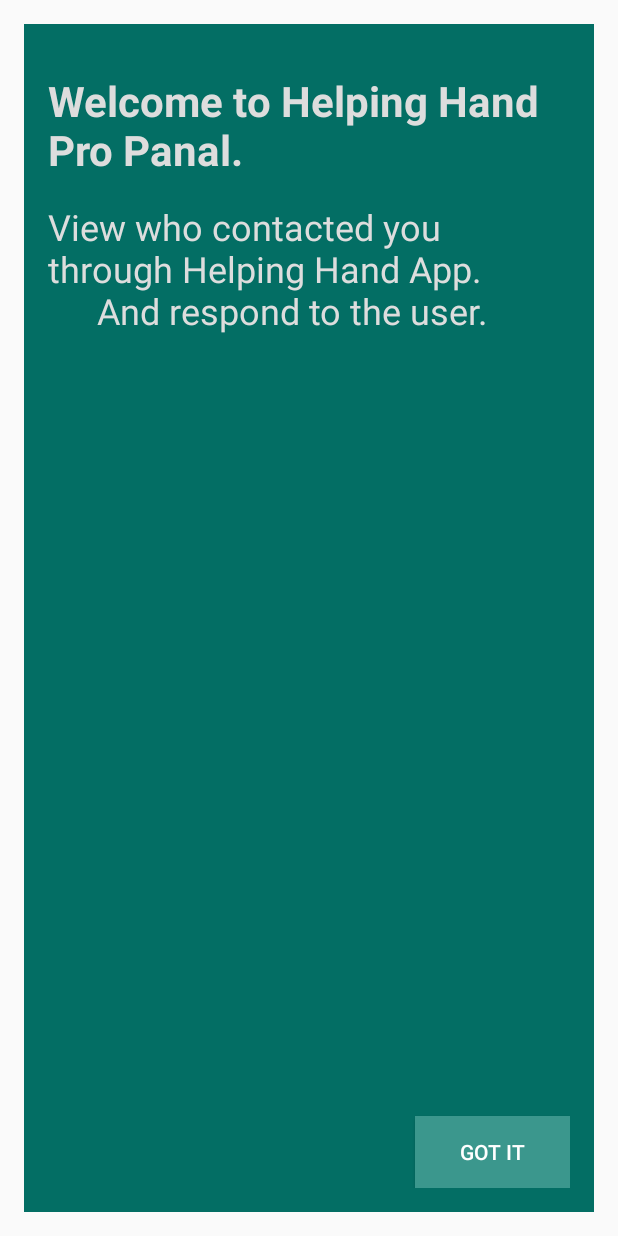
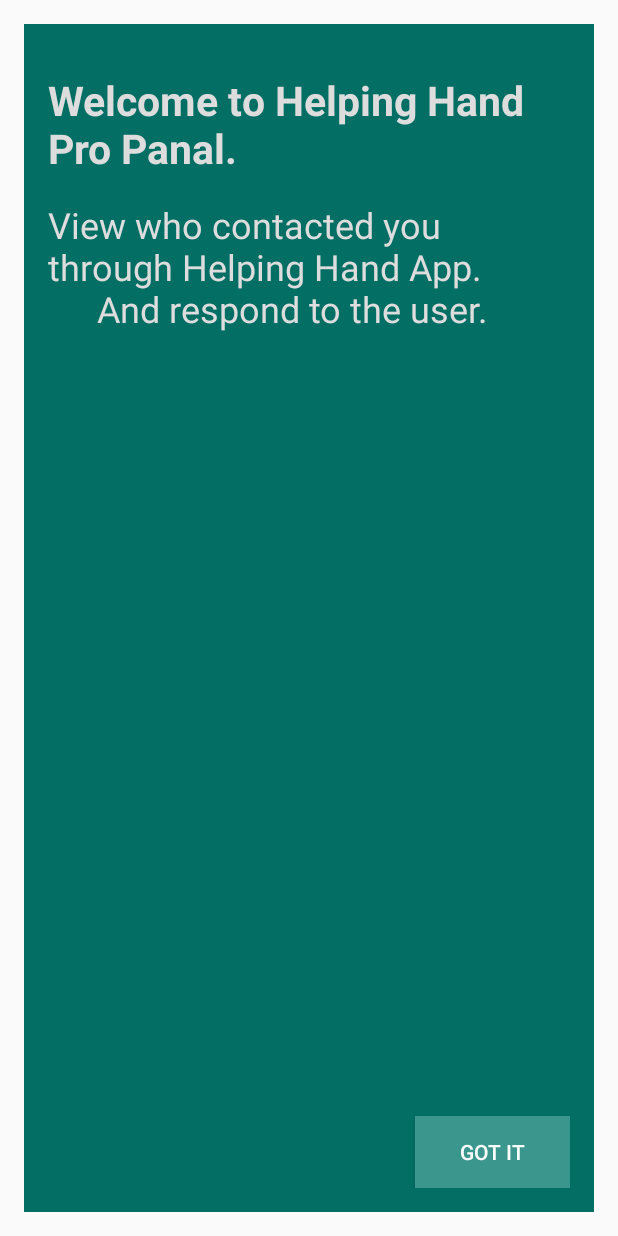
Before and after one commit to adhikaris304/stw300cem-final-project-adhikaris304, an Android app: the layout professional_welcome_message_android.xml on its own in the app's theme, with its tools: preview values and no code run, on a phone screen of 412 x 824 dp. Run offline under Robolectric (Android 15) with nearby library versions, the phone set to English and light mode, and no system bars.

```diff
--- a/app/src/main/res/layout/professional_welcome_message_android.xml
+++ b/app/src/main/res/layout/professional_welcome_message_android.xml
@@ -22,7 +22,7 @@
             android:layout_marginTop="16dp"
             android:text="Welcome to Helping Hand Pro Panal."
             android:textColor="#ddd"
-            android:textSize="28sp"
+            android:textSize="27sp"
             android:textStyle="bold" />
 
         <TextView
```
